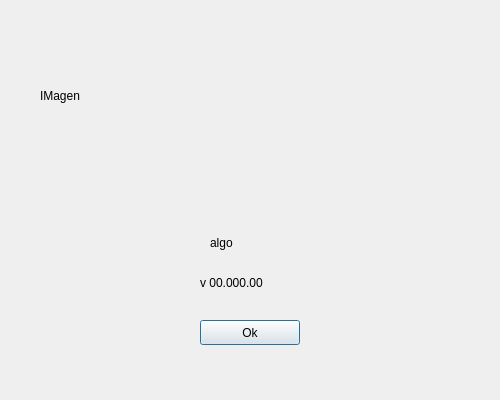
Old version of the form templates/about.ui in the repository Nainlpz/Proyecto-DI.
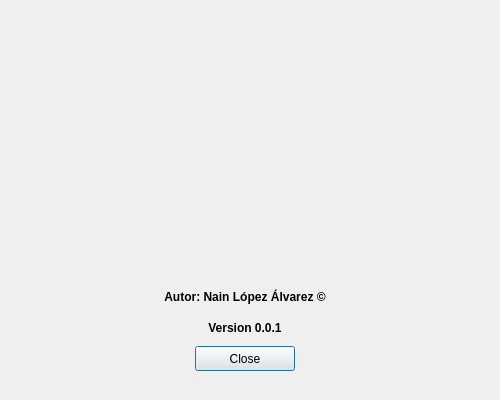
New version of the form. Icons and pictures are not drawn.

```diff
--- a/templates/about.ui
+++ b/templates/about.ui
@@ -28,99 +28,124 @@
   <property name="modal">
    <bool>true</bool>
   </property>
-  <widget class="QPushButton" name="btnCloseAbout">
-   <property name="geometry">
-    <rect>
-     <x>200</x>
-     <y>320</y>
-     <width>100</width>
-     <height>25</height>
-    </rect>
-   </property>
-   <property name="minimumSize">
-    <size>
-     <width>100</width>
-     <height>25</height>
-    </size>
-   </property>
-   <property name="maximumSize">
-    <size>
-     <width>100</width>
-     <height>25</height>
-    </size>
-   </property>
-   <property name="text">
-    <string>Ok</string>
-   </property>
-  </widget>
-  <widget class="QLabel" name="lbl">
-   <property name="geometry">
-    <rect>
-     <x>210</x>
-     <y>230</y>
-     <width>50</width>
-     <height>25</height>
-    </rect>
-   </property>
-   <property name="minimumSize">
-    <size>
-     <width>50</width>
-     <height>25</height>
-    </size>
-   </property>
-   <property name="maximumSize">
-    <size>
-     <width>50</width>
-     <height>25</height>
-    </size>
-   </property>
-   <property name="text">
-    <string>algo</string>
-   </property>
-  </widget>
-  <widget class="QLabel" name="lblDniCif_2">
-   <property name="geometry">
-    <rect>
-     <x>200</x>
-     <y>270</y>
-     <width>100</width>
-     <height>25</height>
-    </rect>
-   </property>
-   <property name="minimumSize">
-    <size>
-     <width>100</width>
-     <height>25</height>
-    </size>
-   </property>
-   <property name="maximumSize">
-    <size>
-     <width>100</width>
-     <height>25</height>
-    </size>
-   </property>
-   <property name="text">
-    <string>v 00.000.00</string>
-   </property>
-  </widget>
-  <widget class="QLabel" name="lblImagen">
+  <widget class="QWidget" name="gridLayoutWidget">
    <property name="geometry">
     <rect>
      <x>40</x>
      <y>30</y>
-     <width>421</width>
-     <height>131</height>
+     <width>411</width>
+     <height>341</height>
     </rect>
    </property>
-   <property name="frameShadow">
-    <enum>QFrame::Raised</enum>
-   </property>
-   <property name="text">
-    <string>IMagen</string>
-   </property>
-   <property name="scaledContents">
-    <bool>true</bool>
-   </property>
+   <layout class="QGridLayout" name="gridLayout">
+    <item row="0" column="0">
+     <widget class="QLabel" name="lblImagen">
+      <property name="frameShadow">
+       <enum>QFrame::Raised</enum>
+      </property>
+      <property name="text">
+       <string/>
+      </property>
+      <property name="pixmap">
+       <pixmap>../img/empreaAbout.png</pixmap>
+      </property>
+      <property name="scaledContents">
+       <bool>true</bool>
+      </property>
+     </widget>
+    </item>
+    <item row="1" column="0">
+     <layout class="QGridLayout" name="gridLayout_2">
+      <item row="1" column="0">
+       <layout class="QHBoxLayout" name="horizontalLayout_2">
+        <item>
+         <widget class="QLabel" name="lblVersion">
+          <property name="minimumSize">
+           <size>
+            <width>150</width>
+            <height>25</height>
+           </size>
+          </property>
+          <property name="maximumSize">
+           <size>
+            <width>150</width>
+            <height>25</height>
+           </size>
+          </property>
+          <property name="font">
+           <font>
+            <weight>75</weight>
+            <bold>true</bold>
+           </font>
+          </property>
+          <property name="text">
+           <string>Version 0.0.1</string>
+          </property>
+          <property name="alignment">
+           <set>Qt::AlignCenter</set>
+          </property>
+         </widget>
+        </item>
+       </layout>
+      </item>
+      <item row="2" column="0">
+       <layout class="QHBoxLayout" name="horizontalLayout">
+        <item>
+         <widget class="QPushButton" name="btnCloseAbout">
+          <property name="minimumSize">
+           <size>
+            <width>100</width>
+            <height>25</height>
+           </size>
+          </property>
+          <property name="maximumSize">
+           <size>
+            <width>100</width>
+            <height>25</height>
+           </size>
+          </property>
+          <property name="text">
+           <string>Close</string>
+          </property>
+         </widget>
+        </item>
+       </layout>
+      </item>
+      <item row="0" column="0">
+       <layout class="QHBoxLayout" name="horizontalLayout_3">
+        <item>
+         <widget class="QLabel" name="lblAutor">
+          <property name="minimumSize">
+           <size>
+            <width>250</width>
+            <height>25</height>
+           </size>
+          </property>
+          <property name="maximumSize">
+           <size>
+            <width>250</width>
+            <height>25</height>
+           </size>
+          </property>
+          <property name="font">
+           <font>
+            <weight>75</weight>
+            <bold>true</bold>
+           </font>
+          </property>
+          <property name="text">
+           <string>Autor: Nain López Álvarez ©</string>
+          </property>
+          <property name="alignment">
+           <set>Qt::AlignCenter</set>
+          </property>
+         </widget>
+        </item>
+       </layout>
+      </item>
+     </layout>
+    </item>
+   </layout>
   </widget>
  </widget>
  <resources/>
```
Left out of the diff: 3 changed lines with no effect on the pictures.
